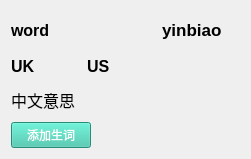
Before: the Qt Designer form src/wordinfo.ui in Ji-Yuhang/nce, drawn with Qt 5.
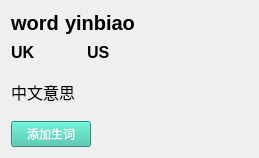
After: the same form once the commit is applied. Icons and pictures are not drawn.

```diff
--- a/src/wordinfo.ui
+++ b/src/wordinfo.ui
@@ -6,17 +6,17 @@
    <rect>
     <x>0</x>
     <y>0</y>
-    <width>251</width>
-    <height>159</height>
+    <width>259</width>
+    <height>158</height>
    </rect>
   </property>
   <property name="windowTitle">
    <string>Form</string>
   </property>
-  <layout class="QGridLayout" name="gridLayout_3">
-   <item row="0" column="0">
-    <layout class="QGridLayout" name="gridLayout">
-     <item row="1" column="0">
+  <layout class="QGridLayout" name="gridLayout" rowstretch="0,0,5">
+   <item row="1" column="0">
+    <layout class="QHBoxLayout" name="horizontalLayout_2">
+     <item>
       <widget class="QLabel" name="label_3">
        <property name="font">
         <font>
@@ -31,8 +31,14 @@
        </property>
       </widget>
      </item>
-     <item row="1" column="1">
+     <item>
       <widget class="QPushButton" name="uk">
+       <property name="sizePolicy">
+        <sizepolicy hsizetype="Preferred" vsizetype="Preferred">
+         <horstretch>0</horstretch>
+         <verstretch>0</verstretch>
+        </sizepolicy>
+       </property>
        <property name="text">
         <string/>
        </property>
@@ -42,8 +48,8 @@
        </property>
        <property name="iconSize">
         <size>
-         <width>40</width>
-         <height>40</height>
+         <width>20</width>
+         <height>20</height>
         </size>
        </property>
        <property name="flat">
@@ -51,7 +57,7 @@
        </property>
       </widget>
      </item>
-     <item row="1" column="2">
+     <item>
       <widget class="QLabel" name="label_4">
        <property name="font">
         <font>
@@ -66,8 +72,14 @@
        </property>
       </widget>
      </item>
-     <item row="1" column="3">
+     <item>
       <widget class="QPushButton" name="us">
+       <property name="sizePolicy">
+        <sizepolicy hsizetype="Preferred" vsizetype="Preferred">
+         <horstretch>0</horstretch>
+         <verstretch>0</verstretch>
+        </sizepolicy>
+       </property>
        <property name="text">
         <string/>
        </property>
@@ -77,8 +89,8 @@
        </property>
        <property name="iconSize">
         <size>
-         <width>40</width>
-         <height>40</height>
+         <width>20</width>
+         <height>20</height>
         </size>
        </property>
        <property name="flat">
@@ -86,7 +98,7 @@
        </property>
       </widget>
      </item>
-     <item row="1" column="4">
+     <item>
       <spacer name="horizontalSpacer">
        <property name="orientation">
         <enum>Qt::Horizontal</enum>
@@ -99,39 +111,9 @@
        </property>
       </spacer>
      </item>
-     <item row="0" column="4">
-      <widget class="QLabel" name="yinbiao">
-       <property name="font">
-        <font>
-         <family>Arial</family>
-         <pointsize>13</pointsize>
-         <weight>75</weight>
-         <bold>true</bold>
-        </font>
-       </property>
-       <property name="text">
-        <string>yinbiao</string>
-       </property>
-      </widget>
-     </item>
-     <item row="0" column="0" colspan="4">
-      <widget class="QLabel" name="word">
-       <property name="font">
-        <font>
-         <family>Arial</family>
-         <pointsize>12</pointsize>
-         <weight>75</weight>
-         <bold>true</bold>
-        </font>
-       </property>
-       <property name="text">
-        <string>word</string>
-       </property>
-      </widget>
-     </item>
     </layout>
    </item>
-   <item row="1" column="0">
+   <item row="2" column="0" colspan="2">
     <layout class="QGridLayout" name="gridLayout_2">
      <item row="1" column="0">
       <widget class="QPushButton" name="add">
@@ -179,6 +161,53 @@
      </item>
     </layout>
    </item>
+   <item row="0" column="0" colspan="2">
+    <layout class="QHBoxLayout" name="horizontalLayout">
+     <item>
+      <widget class="QLabel" name="word">
+       <property name="font">
+        <font>
+         <family>Arial</family>
+         <pointsize>15</pointsize>
+         <weight>75</weight>
+         <bold>true</bold>
+        </font>
+       </property>
+       <property name="text">
+        <string>word</string>
+       </property>
+      </widget>
+     </item>
+     <item>
+      <widget class="QLabel" name="yinbiao">
+       <property name="font">
+        <font>
+         <family>Arial</family>
+         <pointsize>15</pointsize>
+         <weight>75</weight>
+         <bold>true</bold>
+        </font>
+       </property>
+       <property name="text">
+        <string>yinbiao</string>
+       </property>
+      </widget>
+     </item>
+     <item>
+      <spacer name="horizontalSpacer_3">
+       <property name="orientation">
+        <enum>Qt::Horizontal</enum>
+       </property>
+       <property name="sizeHint" stdset="0">
+        <size>
+         <width>40</width>
+         <height>20</height>
+        </size>
+       </property>
+      </spacer>
+     </item>
+    </layout>
+   </item>
   </layout>
  </widget>
  <resources>
```
